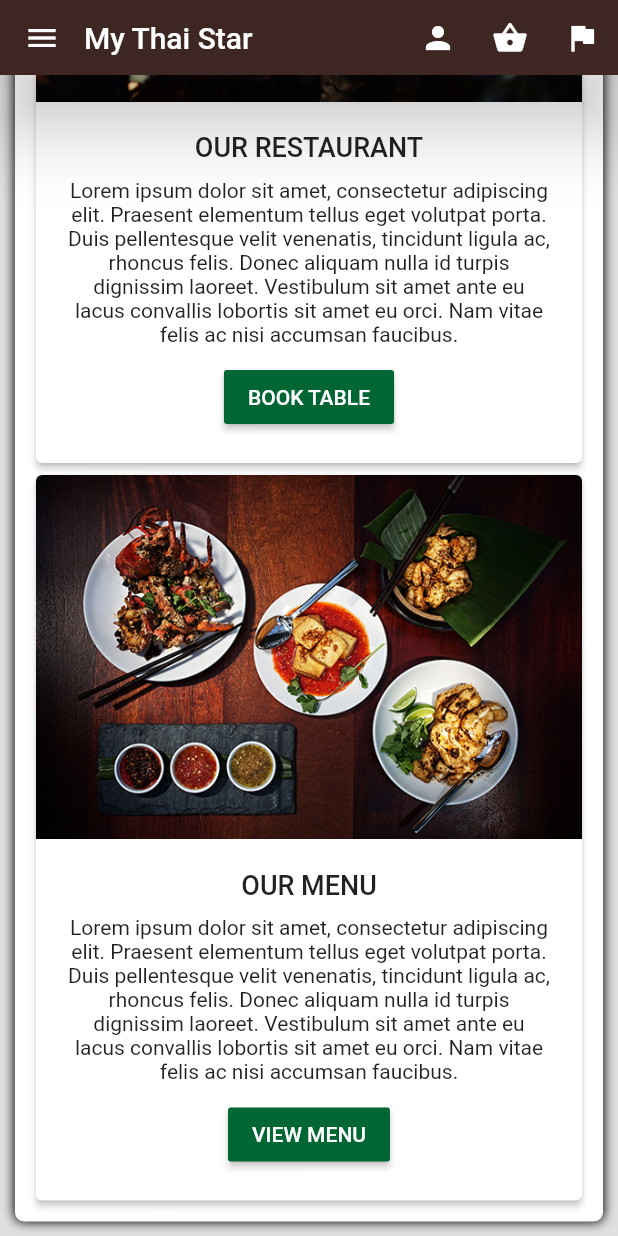
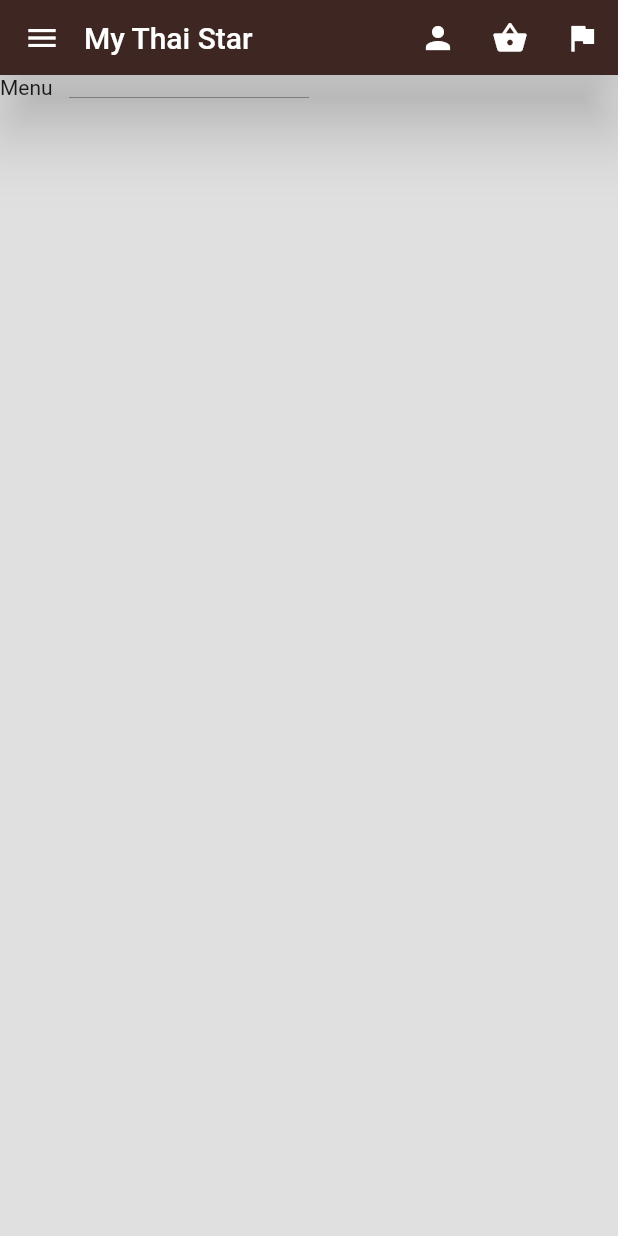
Before and after one commit to devonfw-forge/devonfw4flutter-mts-app, a Flutter app: the screen it shows after launch, scrolled down 419 dp, after a tap on "VIEW MENU", on a phone screen of 412 x 824 dp. Run offline on Flutter 3.47's test engine with Material 2 defaults, Android fonts, the light colour scheme and no system bars; our stand-ins replace datetime_picker_formfield.

Commit message:
menu page base

```diff
--- a/lib/router.dart
+++ b/lib/router.dart
@@ -1,6 +1,7 @@
 import 'package:flutter/material.dart';
 import 'package:my_thai_star_flutter/ui/pages/booking/booking.dart';
 import 'package:my_thai_star_flutter/ui/pages/home/home.dart';
+import 'package:my_thai_star_flutter/ui/pages/menu/menu.dart';
 
 class Router {
   static const String home = '/';
@@ -10,6 +11,6 @@ class Router {
   static Map<String, WidgetBuilder> routeMap = {
     home: (context) => Home(),
     booking: (context) => Booking(),
-    //menu: (context) => AltTabCard(),
+    menu: (context) => Menu(),
   };
 }
--- a/lib/ui/pages/home/card_display.dart
+++ b/lib/ui/pages/home/card_display.dart
@@ -54,7 +54,7 @@ class CardDisplay extends StatelessWidget {
             text: placeHolderText,
             headline: 'OUR MENU',
             buttonLable: 'VIEW MENU',
-            onPressed: () {},
+            onPressed: () => Navigator.pushNamed(context, Router.menu),
           ),
         ],
       ),
--- /dev/null
+++ b/lib/ui/pages/menu/menu.dart
@@ -0,0 +1,16 @@
+import 'package:flutter/material.dart';
+import 'package:my_thai_star_flutter/ui/shared_widgets/app_drawer.dart';
+import 'package:my_thai_star_flutter/ui/shared_widgets/custom_app_bar.dart';
+
+class Menu extends StatelessWidget {
+  const Menu({Key key}) : super(key: key);
+
+  @override
+  Widget build(BuildContext context) {
+    return Scaffold(
+        appBar: CustomAppBar(),
+        backgroundColor: Theme.of(context).backgroundColor,
+        drawer: AppDrawer(),
+        body: Text("Menu"));
+  }
+}
```
